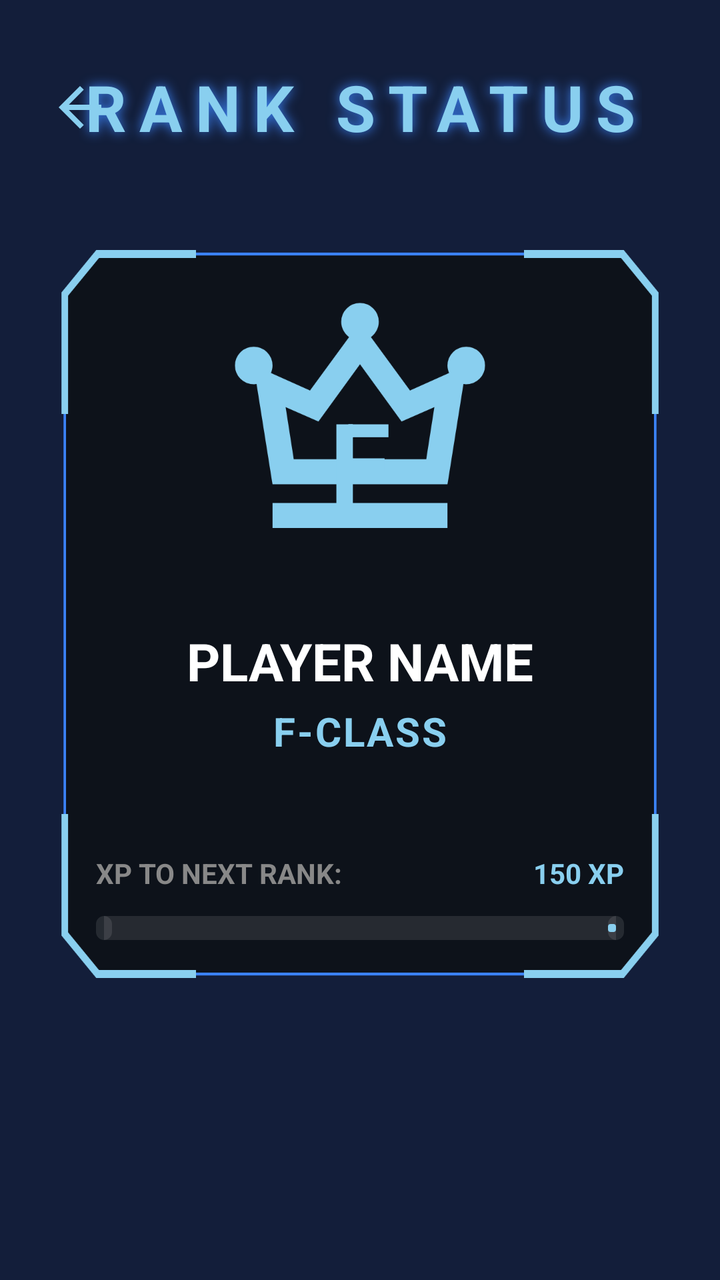
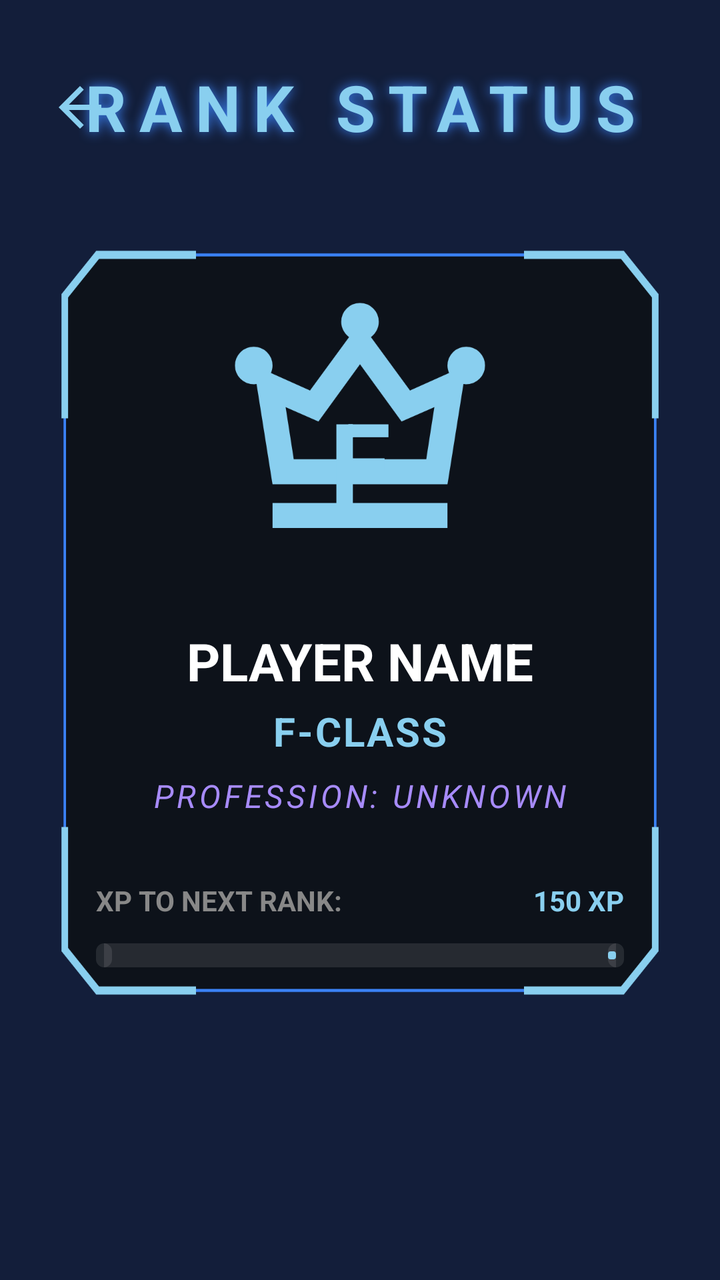

Screens rendered from an Android XML layout before and after an edit, with the pre-edit source and the edit as a unified diff.
<!-- AndroidManifest.xml: application theme Theme.HabitFLOWS -->
<!-- res/layout/activity_ranking_menu.xml -->
<?xml version="1.0" encoding="utf-8"?>
<androidx.constraintlayout.widget.ConstraintLayout xmlns:android="http://schemas.android.com/apk/res/android"
    xmlns:app="http://schemas.android.com/apk/res-auto"
    xmlns:tools="http://schemas.android.com/tools"
    android:id="@+id/main"
    android:layout_width="match_parent"
    android:layout_height="match_parent"
    android:background="@color/denim"
    tools:context=".RankingMenu">

    
    <TextView
        android:id="@+id/tvRankingHeader"
        android:layout_width="wrap_content"
        android:layout_height="wrap_content"
        android:layout_marginTop="32dp"
        android:letterSpacing="0.2"
        android:shadowColor="@color/border"
        android:shadowDx="0"
        android:shadowDy="0"
        android:shadowRadius="15"
        android:text="RANK STATUS"
        android:textColor="@color/baby_blue"
        android:textSize="32sp"
        android:textStyle="bold"
        app:layout_constraintEnd_toEndOf="parent"
        app:layout_constraintStart_toStartOf="parent"
        app:layout_constraintTop_toTopOf="parent" />

    <ImageView
        android:id="@+id/btnRankingBack"
        android:layout_width="32dp"
        android:layout_height="32dp"
        android:layout_marginStart="24dp"
        android:src="@drawable/outline_arrow_back_24"
        app:layout_constraintBottom_toBottomOf="@id/tvRankingHeader"
        app:layout_constraintStart_toStartOf="parent"
        app:layout_constraintTop_toTopOf="@id/tvRankingHeader"
        app:tint="@color/baby_blue" />

    
    <LinearLayout
        android:id="@+id/rankContainer"
        android:layout_width="0dp"
        android:layout_height="wrap_content"
        android:layout_marginHorizontal="16dp"
        android:layout_marginTop="32dp"
        android:background="@drawable/system"
        android:orientation="vertical"
        android:padding="32dp"
        app:layout_constraintEnd_toEndOf="parent"
        app:layout_constraintStart_toStartOf="parent"
        app:layout_constraintTop_toBottomOf="@id/tvRankingHeader">

        <androidx.constraintlayout.widget.ConstraintLayout
            android:layout_width="match_parent"
            android:layout_height="wrap_content">

            
            <FrameLayout
                android:id="@+id/flRankIcon"
                android:layout_width="150dp"
                android:layout_height="150dp"
                app:layout_constraintEnd_toEndOf="parent"
                app:layout_constraintStart_toStartOf="parent"
                app:layout_constraintTop_toTopOf="parent">

                <ImageView
                    android:id="@+id/ivMainRankBadge"
                    android:layout_width="match_parent"
                    android:layout_height="match_parent"
                    android:src="@drawable/outline_crown_24"
                    app:tint="@color/baby_blue" />

                <TextView
                    android:id="@+id/tvRankInitial"
                    android:layout_width="wrap_content"
                    android:layout_height="wrap_content"
                    android:layout_gravity="center"
                    android:layout_marginTop="16dp"
                    android:text="F"
                    android:textColor="@color/baby_blue"
                    android:textSize="56sp"
                    android:textStyle="bold" />

                
                <ImageView
                    android:id="@+id/ivRankStarDecor"
                    android:layout_width="32dp"
                    android:layout_height="32dp"
                    android:layout_gravity="bottom|center_horizontal"
                    android:layout_marginBottom="12dp"
                    android:src="@android:drawable/btn_star_big_on"
                    android:visibility="gone"
                    app:tint="@color/baby_blue"
                    tools:visibility="visible" />
            </FrameLayout>

            
            <TextView
                android:id="@+id/tvUsername"
                android:layout_width="wrap_content"
                android:layout_height="wrap_content"
                android:layout_marginTop="24dp"
                android:text="PLAYER NAME"
                android:textColor="@color/white"
                android:textSize="26sp"
                android:textStyle="bold"
                app:layout_constraintEnd_toEndOf="parent"
                app:layout_constraintStart_toStartOf="parent"
                app:layout_constraintTop_toBottomOf="@id/flRankIcon" />

            <TextView
                android:id="@+id/tvUserRankClass"
                android:layout_width="wrap_content"
                android:layout_height="wrap_content"
                android:layout_marginTop="4dp"
                android:text="F-CLASS"
                android:textColor="@color/baby_blue"
                android:textSize="20sp"
                android:textStyle="bold"
                android:letterSpacing="0.05"
                app:layout_constraintEnd_toEndOf="parent"
                app:layout_constraintStart_toStartOf="parent"
                app:layout_constraintTop_toBottomOf="@id/tvUsername" />

            
            <TextView
                android:id="@+id/tvXpLabel"
                android:layout_width="wrap_content"
                android:layout_height="wrap_content"
                android:layout_marginTop="48dp"
                android:text="XP TO NEXT RANK:"
                android:textColor="#888888"
                android:textSize="14sp"
                android:textStyle="bold"
                app:layout_constraintStart_toStartOf="parent"
                app:layout_constraintTop_toBottomOf="@id/tvUserRankClass" />

            <TextView
                android:id="@+id/tvXpProgressText"
                android:layout_width="wrap_content"
                android:layout_height="wrap_content"
                android:text="150 XP"
                android:textColor="@color/baby_blue"
                android:textSize="14sp"
                android:textStyle="bold"
                app:layout_constraintEnd_toEndOf="parent"
                app:layout_constraintTop_toTopOf="@id/tvXpLabel" />

            <com.google.android.material.progressindicator.LinearProgressIndicator
                android:id="@+id/xpProgressBar"
                android:layout_width="match_parent"
                android:layout_height="wrap_content"
                android:layout_marginTop="12dp"
                android:progress="25"
                app:indicatorColor="@color/baby_blue"
                app:layout_constraintTop_toBottomOf="@id/tvXpLabel"
                app:trackColor="#1AFFFFFF"
                app:trackCornerRadius="4dp"
                app:trackThickness="12dp" />

        </androidx.constraintlayout.widget.ConstraintLayout>

    </LinearLayout>

</androidx.constraintlayout.widget.ConstraintLayout>
<!-- resources referenced by this layout -->
<resources>
  <color name="baby_blue">#89CFEF</color>
  <color name="border">#3B82F6</color>
  <color name="denim">#131E3A</color>
  <color name="white">#FFFFFFFF</color>
  <!-- drawable outline_arrow_back_24 (drawable) -->
  <vector xmlns:android="http://schemas.android.com/apk/res/android" android:autoMirrored="true" android:height="24dp" android:tint="#000000" android:viewportHeight="960" android:viewportWidth="960" android:width="24dp">
        
      <path android:fillColor="@android:color/white" android:pathData="M313,520L537,744L480,800L160,480L480,160L537,216L313,440L800,440L800,520L313,520Z"/>
      
  </vector>
  <!-- drawable outline_crown_24 (drawable) -->
  <vector xmlns:android="http://schemas.android.com/apk/res/android" android:height="24dp" android:tint="#000000" android:viewportHeight="960" android:viewportWidth="960" android:width="24dp">
        
      <path android:fillColor="@android:color/white" android:pathData="M200,800L200,720L760,720L760,800L200,800ZM200,660L149,339Q147,339 144.5,339.5Q142,340 140,340Q115,340 97.5,322.5Q80,305 80,280Q80,255 97.5,237.5Q115,220 140,220Q165,220 182.5,237.5Q200,255 200,280Q200,287 198.5,293Q197,299 195,304L320,360L445,189Q434,181 427,168Q420,155 420,140Q420,115 437.5,97.5Q455,80 480,80Q505,80 522.5,97.5Q540,115 540,140Q540,155 533,168Q526,181 515,189L640,360L765,304Q763,299 761.5,293Q760,287 760,280Q760,255 777.5,237.5Q795,220 820,220Q845,220 862.5,237.5Q880,255 880,280Q880,305 862.5,322.5Q845,340 820,340Q818,340 815.5,339.5Q813,339 811,339L760,660L200,660ZM268,580L692,580L718,413L613,459L480,276L347,459L242,413L268,580ZM480,580L480,580L480,580L480,580L480,580L480,580L480,580Z"/>
      
  </vector>
  <!-- drawable system (drawable) -->
  <?xml version="1.0" encoding="utf-8"?>
  <vector xmlns:android="http://schemas.android.com/apk/res/android"
      android:width="400dp"
      android:height="400dp"
      android:viewportWidth="400"
      android:viewportHeight="400">
  
      
      <path
          android:fillAlpha="0.9"
          android:fillColor="@color/background"
          android:pathData="M40,20 L360,20 L380,40 L380,360 L360,380 L40,380 L20,360 L20,40 Z" />
  
      
      <path
          android:strokeColor="@color/border"
          android:strokeWidth="1.5"
          android:pathData="M40,20 L360,20 L380,40 L380,360 L360,380 L40,380 L20,360 L20,40 Z" />
  
      
      <path
          android:strokeColor="@color/baby_blue"
          android:strokeWidth="4"
          android:strokeLineCap="butt"
          android:pathData="M20,100 V40 L40,20 H100" />
      <path
          android:strokeColor="@color/baby_blue"
          android:strokeWidth="4"
          android:strokeLineCap="butt"
          android:pathData="M300,20 H360 L380,40 V100" />
      <path
          android:strokeColor="@color/baby_blue"
          android:strokeWidth="4"
          android:strokeLineCap="butt"
          android:pathData="M20,300 V360 L40,380 H100" />
      <path
          android:strokeColor="@color/baby_blue"
          android:strokeWidth="4"
          android:strokeLineCap="butt"
          android:pathData="M300,380 H360 L380,360 V300" />
  
  </vector>
  <style name="Theme.HabitFLOWS" parent="Base.Theme.HabitFLOWS" />
  <color name="background">#0D1117</color>
  <style name="Base.Theme.HabitFLOWS" parent="Theme.Material3.DayNight.NoActionBar">
          
          
      </style>
</resources>

<!-- the commit's change to res/layout/activity_ranking_menu.xml (unified diff, before → after) -->
@@ -126,16 +126,31 @@
 
             
             <TextView
+                android:id="@+id/tvUserProfession"
+                android:layout_width="wrap_content"
+                android:layout_height="wrap_content"
+                android:layout_marginTop="8dp"
+                android:text="PROFESSION: UNKNOWN"
+                android:textColor="#A78BFA"
+                android:textSize="16sp"
+                android:textStyle="italic"
+                android:letterSpacing="0.1"
+                app:layout_constraintEnd_toEndOf="parent"
+                app:layout_constraintStart_toStartOf="parent"
+                app:layout_constraintTop_toBottomOf="@id/tvUserRankClass" />
+
+            
+            <TextView
                 android:id="@+id/tvXpLabel"
                 android:layout_width="wrap_content"
                 android:layout_height="wrap_content"
-                android:layout_marginTop="48dp"
+                android:layout_marginTop="32dp"
                 android:text="XP TO NEXT RANK:"
                 android:textColor="#888888"
                 android:textSize="14sp"
                 android:textStyle="bold"
                 app:layout_constraintStart_toStartOf="parent"
-                app:layout_constraintTop_toBottomOf="@id/tvUserRankClass" />
+                app:layout_constraintTop_toBottomOf="@id/tvUserProfession" />
 
             <TextView
                 android:id="@+id/tvXpProgressText"
